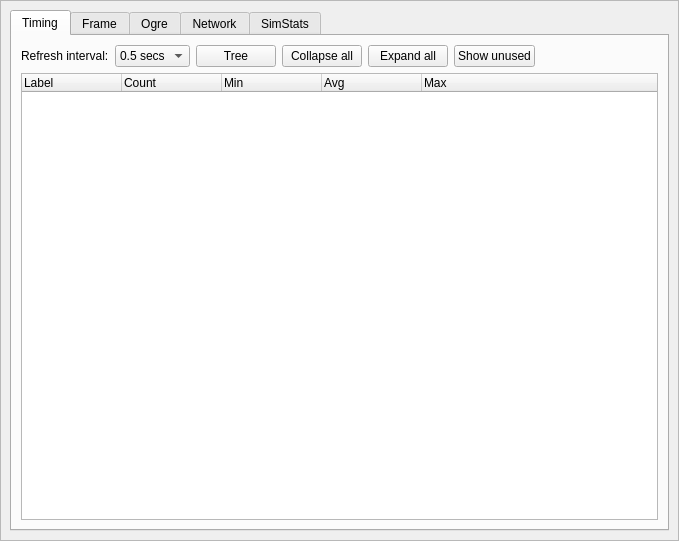
realXtend/tundra, file bin/data/ui/profiler.ui: the form before one commit.
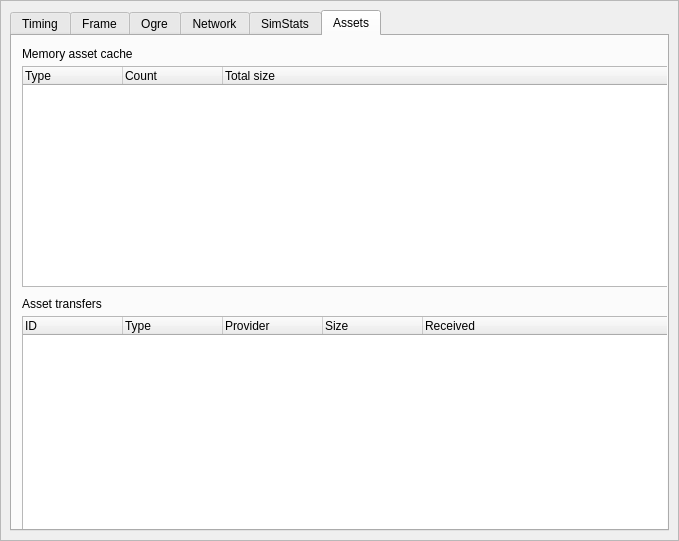
The form after the commit. The open tabs and pages were chosen to show the change.

Commit message: Asset cache & transfer stats profiler.

Patch:
```diff
--- a/bin/data/ui/profiler.ui
+++ b/bin/data/ui/profiler.ui
@@ -1294,6 +1294,103 @@
           </column>
          </widget>
         </widget>
+        <widget class="QWidget" name="tab_2">
+         <attribute name="title">
+          <string>Assets</string>
+         </attribute>
+         <widget class="QLabel" name="labelAssetCache">
+          <property name="geometry">
+           <rect>
+            <x>10</x>
+            <y>10</y>
+            <width>111</width>
+            <height>16</height>
+           </rect>
+          </property>
+          <property name="text">
+           <string>Memory asset cache</string>
+          </property>
+         </widget>
+         <widget class="QLabel" name="labelAssetTransfers">
+          <property name="geometry">
+           <rect>
+            <x>10</x>
+            <y>260</y>
+            <width>111</width>
+            <height>16</height>
+           </rect>
+          </property>
+          <property name="text">
+           <string>Asset transfers</string>
+          </property>
+         </widget>
+         <widget class="QTreeWidget" name="treeAssetCache">
+          <property name="geometry">
+           <rect>
+            <x>10</x>
+            <y>30</y>
+            <width>651</width>
+            <height>221</height>
+           </rect>
+          </property>
+          <property name="maximumSize">
+           <size>
+            <width>651</width>
+            <height>16777215</height>
+           </size>
+          </property>
+          <column>
+           <property name="text">
+            <string>Type</string>
+           </property>
+          </column>
+          <column>
+           <property name="text">
+            <string>Count</string>
+           </property>
+          </column>
+          <column>
+           <property name="text">
+            <string>Total size</string>
+           </property>
+          </column>
+         </widget>
+         <widget class="QTreeWidget" name="treeAssetTransfers">
+          <property name="geometry">
+           <rect>
+            <x>10</x>
+            <y>280</y>
+            <width>651</width>
+            <height>221</height>
+           </rect>
+          </property>
+          <column>
+           <property name="text">
+            <string>ID</string>
+           </property>
+          </column>
+          <column>
+           <property name="text">
+            <string>Type</string>
+           </property>
+          </column>
+          <column>
+           <property name="text">
+            <string>Provider</string>
+           </property>
+          </column>
+          <column>
+           <property name="text">
+            <string>Size</string>
+           </property>
+          </column>
+          <column>
+           <property name="text">
+            <string>Received</string>
+           </property>
+          </column>
+         </widget>
+        </widget>
        </widget>
       </item>
      </layout>
```
The commit also changes 11 other files.
